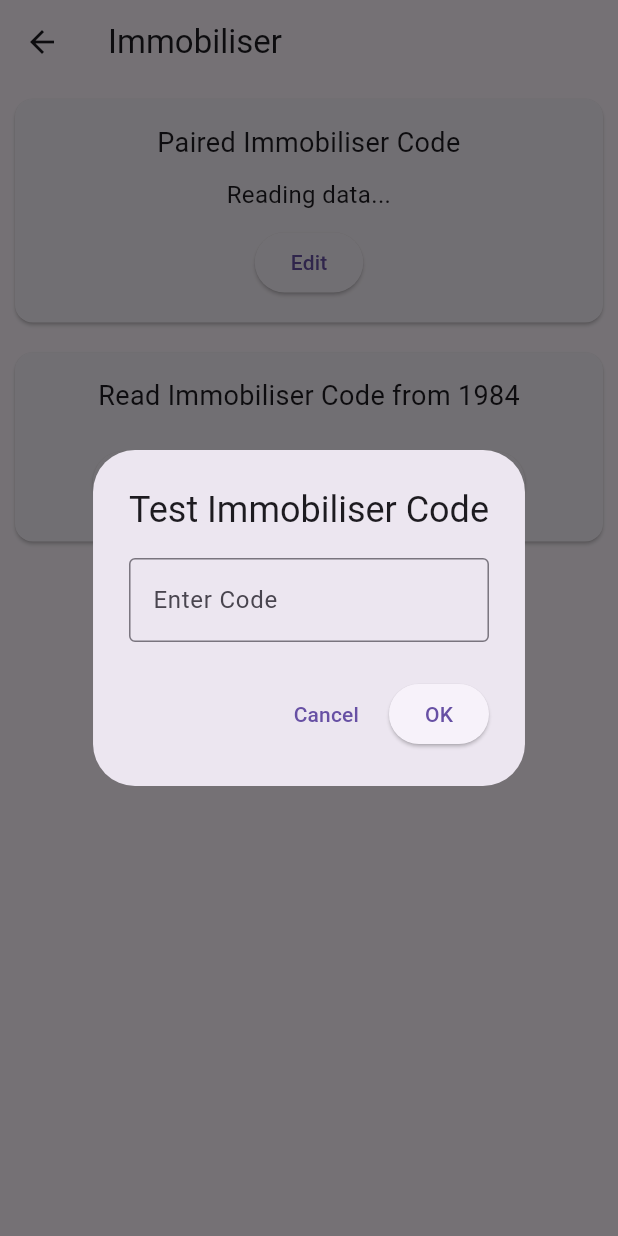
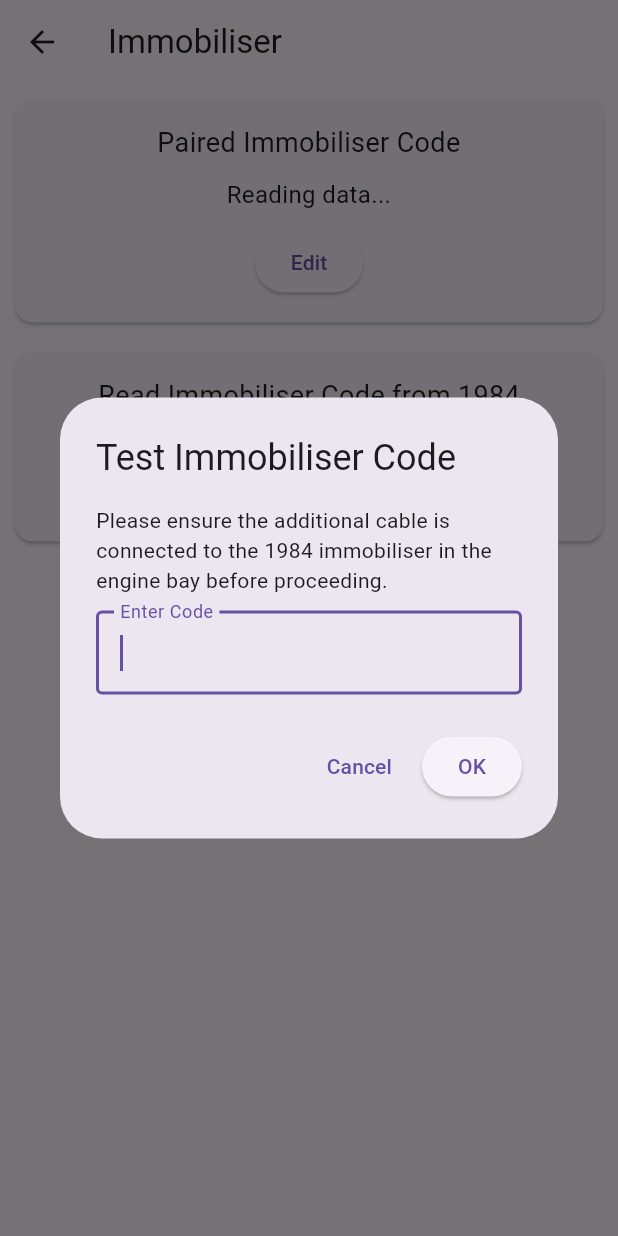
Before and after one commit to ta264/Cobra6422, a Flutter app: the ImmobiliserPage screen opened directly with empty values, after a tap on "Edit", after a tap on "Cancel", after a tap on "Test Code", on a phone screen of 412 x 824 dp. Run offline on Flutter 3.47's test engine with Material 3 defaults, Android fonts, the light colour scheme and no system bars; our stand-ins replace file_picker, google_fonts; missing offline and left inert: flutter_blue_plus_windows.

Commit message:
Simplify autofocus and add cable warning to test code

```diff
--- a/jolly_programmer_frontend/lib/immobiliser_page.dart
+++ b/jolly_programmer_frontend/lib/immobiliser_page.dart
@@ -12,14 +12,12 @@ class ImmobiliserPage extends StatefulWidget {
 
 class ImmobiliserPageState extends State<ImmobiliserPage> {
   final TextEditingController _controller = TextEditingController();
-  final FocusNode _focusNode = FocusNode();
   int _newImmobiliserCode = 0;
   bool _isEditing = false;
 
   @override
   void dispose() {
     _controller.dispose();
-    _focusNode.dispose();
     super.dispose();
   }
 
@@ -72,25 +70,33 @@ class ImmobiliserPageState extends State<ImmobiliserPage> {
   // Function to show the Test Code dialog
   void _showTestCodeDialog() {
     final TextEditingController codeController = TextEditingController();
-    final FocusNode codeFocusNode = FocusNode();
     showDialog(
       context: context,
       builder: (context) => AlertDialog(
         title: const Text('Test Immobiliser Code'),
-        content: TextField(
+        content: Column(
+          mainAxisSize: MainAxisSize.min,
+          children: [
+            const Text(
+              'Please ensure the additional cable is connected to the 1984 immobiliser in the engine bay before proceeding.',
+              style: TextStyle(fontSize: 14),
+            ),
+            const SizedBox(height: 10),
+            TextField(
               controller: codeController,
-          focusNode: codeFocusNode,
+              autofocus: true,
               keyboardType: TextInputType.number,
               decoration: const InputDecoration(
                 border: OutlineInputBorder(),
                 labelText: 'Enter Code',
               ),
             ),
+          ],
+        ),
         actions: [
           TextButton(
             onPressed: () {
               Navigator.of(context).pop(); // Close the dialog
-              codeFocusNode.dispose();
             },
             child: const Text('Cancel'),
           ),
@@ -101,15 +107,12 @@ class ImmobiliserPageState extends State<ImmobiliserPage> {
                 widget.bleManager.testImmobiliserCode(code);
               }
               Navigator.of(context).pop(); // Close the dialog
-              codeFocusNode.dispose();
             },
             child: const Text('OK'),
           ),
         ],
       ),
-    ).then((_) {
-      codeFocusNode.requestFocus();
-    });
+    );
   }
 
   // Pull-to-refresh function
@@ -157,7 +160,7 @@ class ImmobiliserPageState extends State<ImmobiliserPage> {
                           if (_isEditing)
                             TextField(
                               controller: _controller,
-                              focusNode: _focusNode,
+                              autofocus: true,
                               keyboardType: TextInputType.number,
                               decoration: const InputDecoration(
                                 border: OutlineInputBorder(),
@@ -189,7 +192,6 @@ class ImmobiliserPageState extends State<ImmobiliserPage> {
                                       _isEditing = false;
                                     });
                                     _controller.clear();
-                                    _focusNode.unfocus();
                                   },
                                   child: const Text('Cancel'),
                                 ),
@@ -201,7 +203,6 @@ class ImmobiliserPageState extends State<ImmobiliserPage> {
                                       _isEditing = false;
                                     });
                                     _controller.clear();
-                                    _focusNode.unfocus();
                                   },
                                   child: const Text('Write'),
                                 ),
@@ -214,7 +215,6 @@ class ImmobiliserPageState extends State<ImmobiliserPage> {
                                   _isEditing = true;
                                   _controller.text = text;
                                 });
-                                _focusNode.requestFocus();
                               },
                               child: const Text('Edit'),
                             ),
```
Lines whose indentation alone changed are shown as unchanged.
